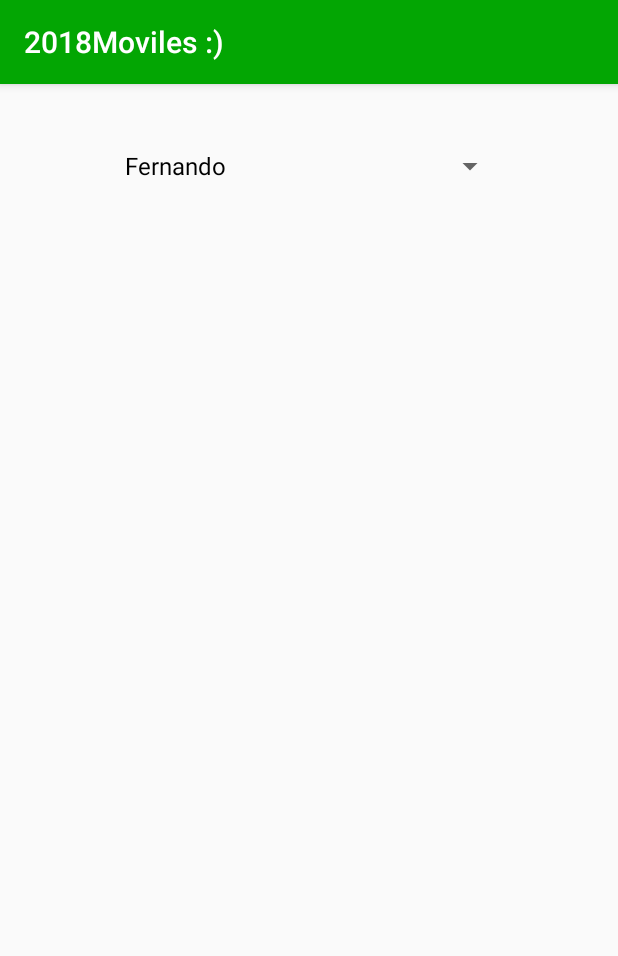
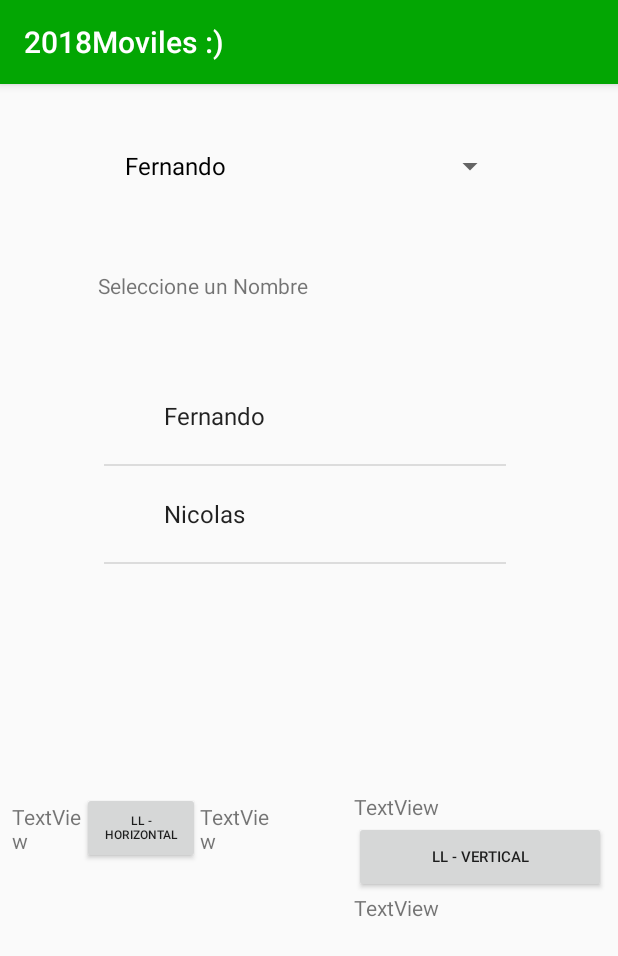
Before and after one commit to 2018-B-GR2-AplicacionesMoviles/canacuan-pasquel-kevin-fernando, an Android app: the AdaptadorActivity screen opened directly, with no data from a screen before it, on a phone screen of 412 x 824 dp. Shown: the top 956 px of the screen. Run offline under Robolectric (Android 15) with nearby library versions, the phone set to English and light mode, and no system bars.

Commit message:
Trabajo en Clase - ListView y LL

```diff
--- a/02-android/2018MovilesGR2/app/src/main/java/com/example/kfc0_/a2018movilesgr2/AdaptadorActivity.kt
+++ b/02-android/2018MovilesGR2/app/src/main/java/com/example/kfc0_/a2018movilesgr2/AdaptadorActivity.kt
@@ -58,5 +58,37 @@ class AdaptadorActivity : AppCompatActivity() {
                         Log.i("adaptador", "${parent}")
                     }
                 }
+
+        //TRABAJO EN CLASE
+        val adaptadorListViewUsuarios = ArrayAdapter<Usuario>(this, android.R.layout.simple_expandable_list_item_1, arregloUsuarios)
+        listView_nombres.adapter = adaptadorListViewUsuarios
+
+        listView_nombres
+                .onItemClickListener =
+                object : AdapterView.OnItemClickListener {
+                    override fun onItemClick(parent: AdapterView<*>?, view: View?, position: Int, id: Long) {
+                        Log.i("adaptador_deber", "${parent}")
+                        Log.i("adaptador_deber", "${view}")
+                        Log.i("adaptador_deber", "${position}")
+                        Log.i("adaptador_deber", "${id}")
+
+                        val usuario = arregloUsuarios[position]
+                        Log.i("adaptador_deber", "${usuario.nombre}")
+                        textView_trabajoEnClase.setText("${usuario.nombre}")
+
+                        //edad, nombre, sueldo
+
+                        textView_linearLayout1_vertical.setText("${usuario.edad}")
+                        button_linearLayout_vertical.setText("${usuario.nombre}")
+                        textView_linearLayout2_vertical.setText("${usuario.sueldo}")
+
+                        textView_linearLayout1_horizontal.setText("${usuario.edad}")
+                        button_linearLayout_horizontal.setText("${usuario.nombre}")
+                        textView_linearLayout2_horizontal.setText("${usuario.sueldo}")
+
+                    }
+
+                }
+
     }
 }
--- a/02-android/2018MovilesGR2/app/src/main/res/layout/activity_adaptador.xml
+++ b/02-android/2018MovilesGR2/app/src/main/res/layout/activity_adaptador.xml
@@ -16,4 +16,95 @@
         app:layout_constraintEnd_toEndOf="parent"
         app:layout_constraintStart_toStartOf="parent"
         app:layout_constraintTop_toTopOf="parent" />
+
+    <ListView
+        android:id="@+id/listView_nombres"
+        android:layout_width="268dp"
+        android:layout_height="146dp"
+        android:layout_marginTop="120dp"
+        app:layout_constraintEnd_toEndOf="@+id/spinner_usuarios"
+        app:layout_constraintHorizontal_bias="1.0"
+        app:layout_constraintStart_toStartOf="@+id/spinner_usuarios"
+        app:layout_constraintTop_toBottomOf="@+id/spinner_usuarios" />
+
+    <TextView
+        android:id="@+id/textView_trabajoEnClase"
+        android:layout_width="wrap_content"
+        android:layout_height="wrap_content"
+        android:layout_marginStart="8dp"
+        android:layout_marginTop="55dp"
+        android:layout_marginEnd="150dp"
+        android:text="Seleccione un Nombre"
+        app:layout_constraintEnd_toEndOf="parent"
+        app:layout_constraintStart_toStartOf="parent"
+        app:layout_constraintTop_toBottomOf="@+id/spinner_usuarios" />
+
+    <LinearLayout
+        android:id="@+id/linearLayout_vertical"
+        android:layout_width="168dp"
+        android:layout_height="160dp"
+        android:layout_marginTop="8dp"
+        android:layout_marginEnd="8dp"
+        android:layout_marginBottom="8dp"
+        android:orientation="vertical"
+        app:layout_constraintBottom_toBottomOf="parent"
+        app:layout_constraintEnd_toEndOf="parent"
+        app:layout_constraintTop_toBottomOf="@+id/listView_nombres">
+
+        <TextView
+            android:id="@+id/textView_linearLayout1_vertical"
+            android:layout_width="match_parent"
+            android:layout_height="wrap_content"
+            android:text="TextView" />
+
+        <Button
+            android:id="@+id/button_linearLayout_vertical"
+            android:layout_width="match_parent"
+            android:layout_height="wrap_content"
+            android:text="LL - VERTICAL"
+            android:textSize="10sp" />
+
+        <TextView
+            android:id="@+id/textView_linearLayout2_vertical"
+            android:layout_width="match_parent"
+            android:layout_height="wrap_content"
+            android:text="TextView" />
+    </LinearLayout>
+
+    <LinearLayout
+        android:id="@+id/linearLayout_horizontal"
+        android:layout_width="172dp"
+        android:layout_height="160dp"
+        android:layout_marginStart="8dp"
+        android:layout_marginTop="8dp"
+        android:layout_marginBottom="8dp"
+        android:orientation="horizontal"
+        app:layout_constraintBottom_toBottomOf="parent"
+        app:layout_constraintStart_toStartOf="parent"
+        app:layout_constraintTop_toBottomOf="@+id/listView_nombres">
+
+        <TextView
+            android:id="@+id/textView_linearLayout1_horizontal"
+            android:layout_width="wrap_content"
+            android:layout_height="wrap_content"
+            android:layout_weight="1"
+            android:text="TextView" />
+
+        <Button
+            android:id="@+id/button_linearLayout_horizontal"
+            android:layout_width="wrap_content"
+            android:layout_height="wrap_content"
+            android:layout_weight="1"
+            android:text="LL - Horizontal"
+            android:textSize="8sp" />
+
+        <TextView
+            android:id="@+id/textView_linearLayout2_horizontal"
+            android:layout_width="wrap_content"
+            android:layout_height="wrap_content"
+            android:layout_weight="1"
+            android:text="TextView" />
+
+    </LinearLayout>
+
 </android.support.constraint.ConstraintLayout>
```
